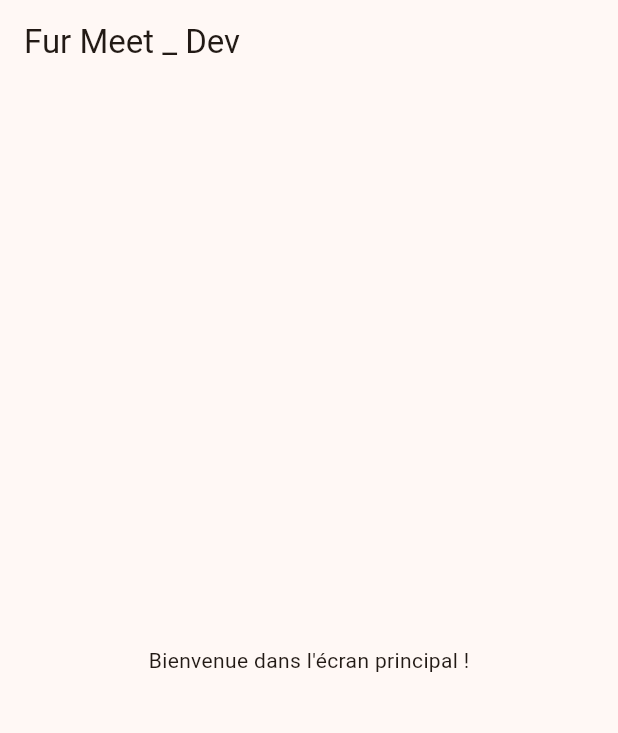
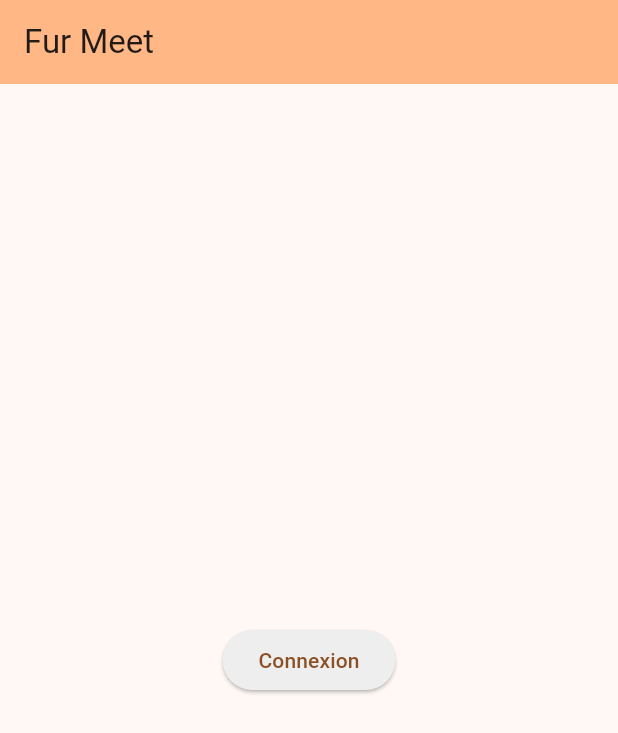
Before and after one commit to Juju-archy/furmeetdev, a Flutter app: the screen it shows after launch, on a phone screen of 412 x 824 dp. Shown: the top 733 px of the screen. Run offline on Flutter 3.47's test engine with Material 2 defaults, Android fonts, the phone set to English and light mode, and no system bars.

```diff
--- a/Flutter/furmeetdev/lib/main.dart
+++ b/Flutter/furmeetdev/lib/main.dart
@@ -1,20 +1,6 @@
 import 'package:flutter/material.dart';
-import 'package:furmeetdev/presentation/screens/home.dart';
+import 'package:furmeetdev/my_app.dart';
 
 void main() {
-  runApp(MyApp());
+  runApp(const MyApp());
 }
-
-class MyApp extends StatelessWidget {
-  @override
-  Widget build(BuildContext context) {
-    return MaterialApp(
-      title: 'Mon Application',
-      theme: ThemeData(
-        colorScheme: ColorScheme.fromSeed(seedColor: Color.fromRGBO(100, 78, 64, 100.0)),
-        useMaterial3: true,
-      ),
-      home: HomeScreen(),
-    );
-  }
-}
--- /dev/null
+++ b/Flutter/furmeetdev/lib/my_app.dart
@@ -0,0 +1,19 @@
+import 'package:flutter/material.dart';
+import 'package:furmeetdev/presentation/screens/home.dart';
+
+class MyApp extends StatelessWidget {
+  const MyApp({super.key});
+
+  @override
+  Widget build(BuildContext context) {
+    return MaterialApp(
+      debugShowCheckedModeBanner: false,
+      title: 'Fur Meet',
+      theme: ThemeData(
+        colorScheme: ColorScheme.fromSeed(seedColor: Color.fromRGBO(100, 78, 64, 100.0)),
+        useMaterial3: true,
+      ),
+      home: const MyHomePage(title: 'Fur Meet'),
+    );
+  }
+}
--- a/Flutter/furmeetdev/lib/presentation/screens/home.dart
+++ b/Flutter/furmeetdev/lib/presentation/screens/home.dart
@@ -1,15 +1,41 @@
 import 'package:flutter/material.dart';
 
-class HomeScreen extends StatelessWidget {
+class MyHomePage extends StatefulWidget {
+  const MyHomePage({super.key, required this.title});
+
+  final String title;
+
+  @override
+  State<MyHomePage> createState() => _MyHomePageState();
+}
+
+class _MyHomePageState extends State<MyHomePage> {
+
   @override
   Widget build(BuildContext context) {
     return Scaffold(
       appBar: AppBar(
-        title: Text('Fur Meet _ Dev'),
+        backgroundColor: Theme.of(context).colorScheme.inversePrimary,
+        title: Text(widget.title),
       ),
+      //drawer: MyDrawer(),
       body: Center(
-        child: Text('Bienvenue dans l\'écran principal !'),
+        child: Column(
+          mainAxisAlignment: MainAxisAlignment.spaceEvenly,
+          children: <Widget>[
+            ElevatedButton(
+              style: ElevatedButton.styleFrom(backgroundColor: Colors.grey[200]),
+              onPressed: () {
+                /*Navigator.push(context, MaterialPageRoute(builder: (BuildContext context) {
+                  return LoginPage();
+                }));*/
+              },
+              child: Text("Connexion"),
+            ),
+          ],
+        ),
       ),
+      // This trailing comma makes auto-formatting nicer for build methods.
     );
   }
 }
```
Also changed, not shown: Flutter/furmeetdev/lib/data/models/User.dart (+47 -0 lines).
